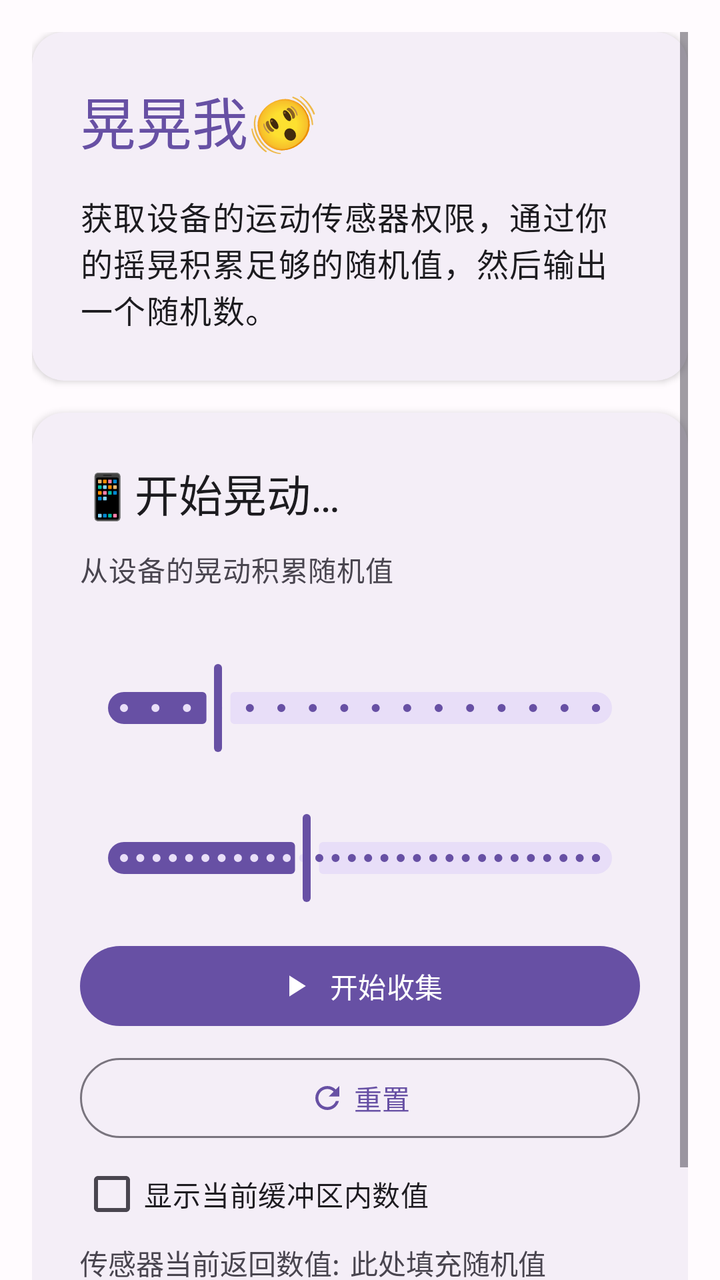
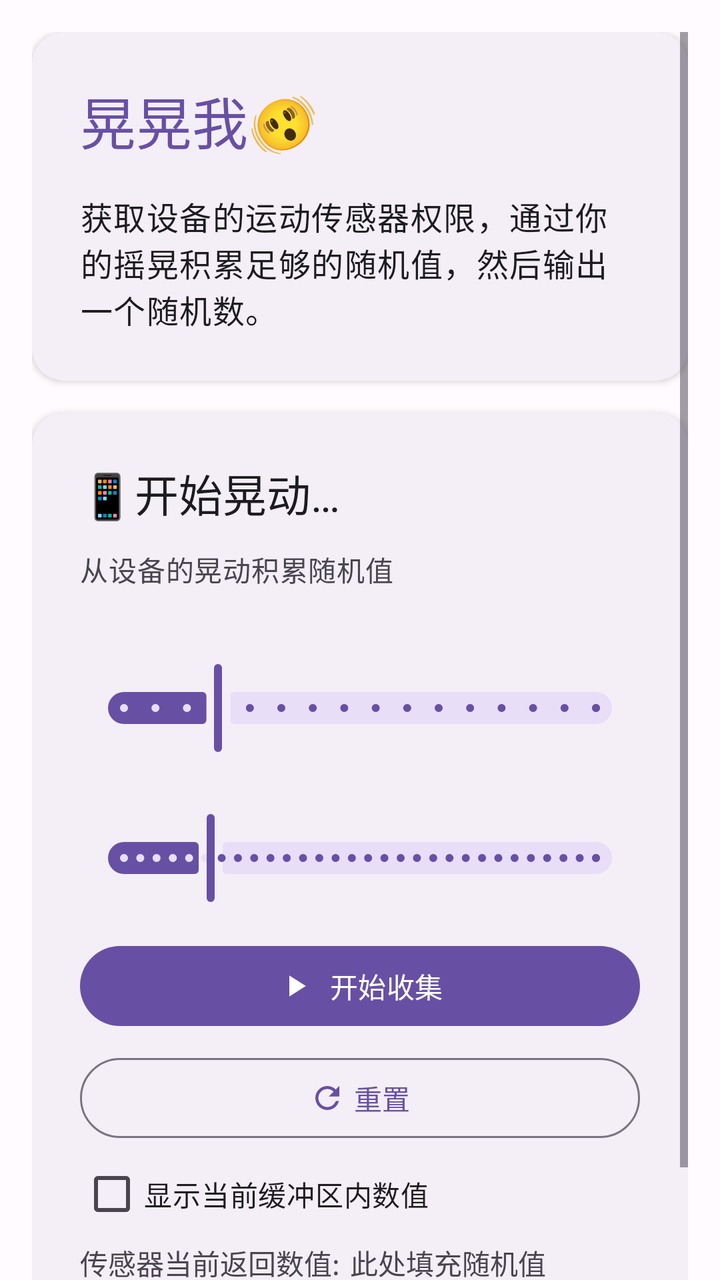

Two renders of the same Android screen: before a commit and after it. Below are the layout's source before the change and the commit's diff.
<!-- AndroidManifest.xml: application theme Theme.Lab -->
<!-- res/layout/fragment_wiggle.xml -->
<?xml version="1.0" encoding="utf-8"?>
<androidx.coordinatorlayout.widget.CoordinatorLayout xmlns:android="http://schemas.android.com/apk/res/android"
    xmlns:app="http://schemas.android.com/apk/res-auto"
    xmlns:tools="http://schemas.android.com/tools"
    android:layout_width="match_parent"
    android:layout_height="match_parent"
    tools:context=".WiggleFragment">

    <ScrollView
        android:layout_width="match_parent"
        android:layout_height="match_parent"
        android:clipToPadding="false"
        android:paddingStart="16dp"
        android:paddingTop="16dp"
        android:paddingEnd="16dp"
        android:paddingBottom="16dp">

        <LinearLayout
            android:layout_width="match_parent"
            android:layout_height="wrap_content"
            android:orientation="vertical">

            <com.google.android.material.card.MaterialCardView
                android:layout_width="match_parent"
                android:layout_height="wrap_content"
                app:cardCornerRadius="16dp"
                app:cardElevation="2dp"
                app:strokeWidth="0dp">

                <LinearLayout
                    android:layout_width="match_parent"
                    android:layout_height="wrap_content"
                    android:orientation="vertical"
                    android:padding="24dp">

                    <TextView
                        android:layout_width="match_parent"
                        android:layout_height="wrap_content"
                        android:text="@string/wiggle_title"
                        android:textAppearance="?attr/textAppearanceHeadlineMedium"
                        android:textColor="?attr/colorPrimary" />

                    <TextView
                        android:layout_width="match_parent"
                        android:layout_height="wrap_content"
                        android:layout_marginTop="16dp"
                        android:text="@string/wiggle_description"
                        android:textAppearance="?attr/textAppearanceBodyLarge"
                        android:textColor="?attr/colorOnSurface" />

                </LinearLayout>

            </com.google.android.material.card.MaterialCardView>

            <com.google.android.material.card.MaterialCardView
                android:layout_width="match_parent"
                android:layout_height="wrap_content"
                android:layout_marginTop="16dp"
                app:cardCornerRadius="16dp"
                app:cardElevation="2dp"
                app:strokeWidth="0dp">

                <LinearLayout
                    android:layout_width="match_parent"
                    android:layout_height="wrap_content"
                    android:orientation="vertical"
                    android:padding="24dp">

                    <TextView
                        android:layout_width="match_parent"
                        android:layout_height="wrap_content"
                        android:text="@string/wiggle_title_2"
                        android:textAppearance="?attr/textAppearanceTitleLarge"
                        android:textColor="?attr/colorOnSurface" />

                    <TextView
                        android:layout_width="match_parent"
                        android:layout_height="wrap_content"
                        android:layout_marginTop="12dp"
                        android:text="@string/wiggle_hint"
                        android:textAppearance="?attr/textAppearanceBodyMedium"
                        android:textColor="?attr/colorOnSurfaceVariant" />

                    <TextView
                        android:id="@+id/slider_data_size_label"
                        android:layout_width="match_parent"
                        android:layout_height="wrap_content"
                        android:layout_marginTop="16dp"
                        android:textSize="14sp" />

                    <com.google.android.material.slider.Slider
                        android:id="@+id/slider_data_size"
                        android:layout_width="match_parent"
                        android:layout_height="wrap_content"
                        android:valueFrom="256"
                        android:valueTo="4096"
                        android:stepSize="256"
                        android:value="1024" />

                    <TextView
                        android:id="@+id/slider_threshold_label"
                        android:layout_width="match_parent"
                        android:layout_height="wrap_content"
                        android:layout_marginTop="8dp"
                        android:textSize="14sp" />

                    <com.google.android.material.slider.Slider
                        android:id="@+id/slider_threshold"
                        android:layout_width="match_parent"
                        android:layout_height="wrap_content"
                        android:valueFrom="1"
                        android:valueTo="50"
                        android:stepSize="1"
                        android:value="20" />

                    <com.google.android.material.button.MaterialButton
                        android:id="@+id/btn_start"
                        android:layout_width="match_parent"
                        android:layout_height="wrap_content"
                        android:layout_marginTop="16dp"
                        android:text="@string/wiggle_start_button"
                        app:icon="@drawable/ic_play"
                        app:iconGravity="textStart" />

                    <com.google.android.material.button.MaterialButton
                        android:id="@+id/btn_reset"
                        style="@style/Widget.Material3.Button.OutlinedButton"
                        android:layout_width="match_parent"
                        android:layout_height="wrap_content"
                        android:layout_marginTop="8dp"
                        android:text="@string/wiggle_reset_button"
                        app:icon="@drawable/ic_refresh"
                        app:iconGravity="textStart" />

                    <CheckBox
                        android:id="@+id/check_box"
                        android:layout_width="wrap_content"
                        android:layout_height="wrap_content"
                        android:text="@string/wiggle_realtime_data_option" />

                    <LinearLayout
                        android:layout_width="match_parent"
                        android:layout_height="wrap_content"
                        android:orientation="horizontal">

                        <TextView
                            android:id="@+id/text_view_left"
                            android:layout_width="wrap_content"
                            android:layout_height="wrap_content"
                            android:text="@string/wiggle_realtime_data_title"
                            android:textSize="14sp" />

                        <TextView
                            android:id="@+id/text_view_right"
                            android:layout_width="0dp"
                            android:layout_height="wrap_content"
                            android:layout_weight="1"
                            android:layout_marginLeft="5dp"
                            android:gravity="start"
                            android:text="@string/wiggle_result_hint"
                            android:textSize="14sp" />

                    </LinearLayout>

                    <com.google.android.material.progressindicator.LinearProgressIndicator
                        android:id="@+id/progress_bar"
                        android:layout_width="match_parent"
                        android:layout_height="wrap_content"
                        android:layout_marginTop="16dp"
                        android:max="100"
                        android:progress="0"
                        app:trackCornerRadius="4dp" />

                    <TextView
                        android:id="@+id/result_title"
                        android:layout_width="match_parent"
                        android:layout_height="wrap_content"
                        android:layout_marginTop="16dp"
                        android:text="@string/wiggle_result_title"
                        android:textAppearance="?attr/textAppearanceBodyMediumEmphasized"
                        android:textColor="?attr/colorOnSurfaceVariant"
                        android:visibility="gone" />

                    <TextView
                        android:id="@+id/edit_result"
                        android:layout_width="match_parent"
                        android:layout_height="wrap_content"
                        android:layout_marginTop="8dp"
                        android:layout_gravity="center_horizontal"
                        android:gravity="center"
                        android:textAppearance="?attr/textAppearanceHeadlineSmall"
                        android:textColor="?attr/colorPrimary"
                        android:visibility="gone" />

                </LinearLayout>

            </com.google.android.material.card.MaterialCardView>

        </LinearLayout>

    </ScrollView>

</androidx.coordinatorlayout.widget.CoordinatorLayout>
<!-- resources referenced by this layout -->
<resources>
  <!-- drawable ic_play (drawable) -->
  <?xml version="1.0" encoding="utf-8"?>
  <vector xmlns:android="http://schemas.android.com/apk/res/android"
      android:width="24dp"
      android:height="24dp"
      android:viewportWidth="24"
      android:viewportHeight="24">
      <path
          android:fillColor="#000000"
          android:pathData="M8,5v14l11,-7z" />
  </vector>
  <!-- drawable ic_refresh (drawable) -->
  <?xml version="1.0" encoding="utf-8"?>
  <vector xmlns:android="http://schemas.android.com/apk/res/android"
      android:width="24dp"
      android:height="24dp"
      android:viewportWidth="24"
      android:viewportHeight="24">
      <path
          android:fillColor="#000000"
          android:pathData="M17.65,6.35C16.2,4.9 14.21,4 12,4c-4.42,0 -7.99,3.58 -7.99,8s3.57,8 7.99,8c3.73,0 6.84,-2.55 7.73,-6h-2.08c-0.82,2.33 -3.04,4 -5.65,4 -3.31,0 -6,-2.69 -6,-6s2.69,-6 6,-6c1.66,0 3.14,0.69 4.22,1.78L13,11h7V4l-2.35,2.35z" />
  </vector>
  <string name="wiggle_description">获取设备的运动传感器权限，通过你的摇晃积累足够的随机值，然后输出一个随机数。</string>
  <string name="wiggle_hint">从设备的晃动积累随机值</string>
  <string name="wiggle_realtime_data_option">显示当前缓冲区内数值</string>
  <string name="wiggle_realtime_data_title">传感器当前返回数值:</string>
  <string name="wiggle_reset_button">重置</string>
  <string name="wiggle_result_hint">此处填充随机值</string>
  <string name="wiggle_result_title">成功!随机值为:</string>
  <string name="wiggle_start_button">开始收集</string>
  <string name="wiggle_title">晃晃我🫨</string>
  <string name="wiggle_title_2">📱开始晃动…</string>
  <style name="Theme.Lab" parent="Base.Theme.Lab" />
  <color name="md_theme_primary">#6750A4</color>
  <color name="md_theme_onPrimary">#FFFFFF</color>
  <color name="md_theme_primaryContainer">#EADDFF</color>
  <color name="md_theme_onPrimaryContainer">#21005D</color>
  <color name="md_theme_secondary">#625B71</color>
  <color name="md_theme_onSecondary">#FFFFFF</color>
  <color name="md_theme_secondaryContainer">#E8DEF8</color>
  <color name="md_theme_onSecondaryContainer">#1D192B</color>
  <color name="md_theme_tertiary">#7D5260</color>
  <color name="md_theme_onTertiary">#FFFFFF</color>
  <color name="md_theme_tertiaryContainer">#FFD8E4</color>
  <color name="md_theme_onTertiaryContainer">#31111D</color>
  <color name="md_theme_error">#B3261E</color>
  <color name="md_theme_onError">#FFFFFF</color>
  <color name="md_theme_errorContainer">#F9DEDC</color>
  <color name="md_theme_onErrorContainer">#410E0B</color>
  <color name="md_theme_background">#FFFBFE</color>
  <color name="md_theme_onBackground">#1C1B1F</color>
  <color name="md_theme_surface">#FFFBFE</color>
  <color name="md_theme_onSurface">#1C1B1F</color>
  <color name="md_theme_surfaceVariant">#E7E0EC</color>
  <color name="md_theme_onSurfaceVariant">#49454F</color>
  <color name="md_theme_outline">#79747E</color>
  <color name="md_theme_outlineVariant">#CAC4D0</color>
  <!-- unchanged entries left out for length: 1 -->
</resources>

<!-- the commit's change to res/layout/fragment_wiggle.xml (unified diff, before → after) -->
@@ -111,7 +111,7 @@
                         android:valueFrom="1"
                         android:valueTo="50"
                         android:stepSize="1"
-                        android:value="20" />
+                        android:value="10" />
 
                     <com.google.android.material.button.MaterialButton
                         android:id="@+id/btn_start"
